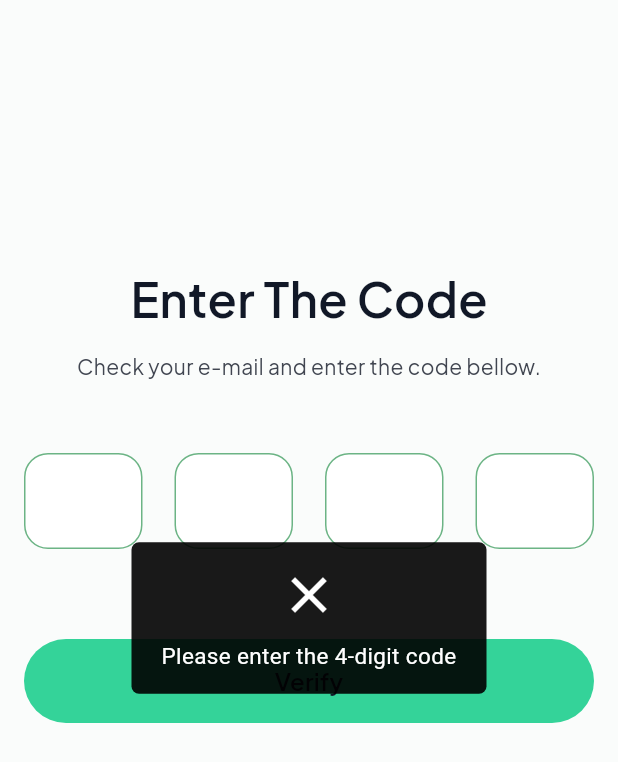
After one commit to Dev-Ninjas-Backup/chrisimhof, a Flutter app: the VerifyCodeScreen screen opened directly, after a tap on "Verify", on a phone screen of 412 x 824 dp. The commit adds this screen. Shown: the top 762 px of the screen. Run offline on Flutter 3.47's test engine with Material 3 defaults, Android fonts, the phone set to English and light mode, and no system bars; our stand-ins replace fl_chart, flutter_easyloading, get, google_fonts, image_picker; project files that could hold a hidden picture were left out.

Commit message:
Verify code complete.

```diff
--- a/lib/features/auth/forget_password/controller/forget_password_controller.dart
+++ b/lib/features/auth/forget_password/controller/forget_password_controller.dart
@@ -1,3 +1,4 @@
+import 'package:chrisimhof/features/auth/forget_password/screen/verify_code_screen.dart';
 import 'package:flutter/material.dart';
 import 'package:flutter_easyloading/flutter_easyloading.dart';
 import 'package:get/get.dart';
@@ -5,6 +6,13 @@ import 'package:get/get.dart';
 class ForgetPasswordController extends GetxController {
   final emailController = TextEditingController();
   final isLoading = false.obs;
+
+  final List<TextEditingController> otpControllers = List.generate(
+    4,
+    (_) => TextEditingController(),
+  );
+
+  final List<FocusNode> otpFocusNodes = List.generate(4, (_) => FocusNode());
 
   String? validateEmail(String? value) {
     if (value == null || value.trim().isEmpty) {
@@ -21,7 +29,7 @@ class ForgetPasswordController extends GetxController {
 
     try {
       await Future.delayed(const Duration(seconds: 1));
-      // Get.offAll();
+      Get.offAll(VerifyCodeScreen());
       EasyLoading.showSuccess('Code sent successfully');
     } catch (e) {
       EasyLoading.showError('Failed to send code: ${e.toString()}');
@@ -29,4 +37,45 @@ class ForgetPasswordController extends GetxController {
       isLoading.value = false;
     }
   }
+
+  void onOtpChanged(String value, int index) {
+    if (value.isNotEmpty) {
+      if (index < otpFocusNodes.length - 1) {
+        otpFocusNodes[index + 1].requestFocus();
+      } else {
+        otpFocusNodes[index].unfocus();
+      }
+    } else {
+      if (index > 0) {
+        otpFocusNodes[index - 1].requestFocus();
+      }
+    }
+  }
+
+  String get otpCode => otpControllers.map((e) => e.text).join();
+
+  Future<void> verifyCode() async {
+    if (otpCode.length != 4) {
+      EasyLoading.showError('Please enter the 4-digit code');
+      return;
+    }
+
+    isLoading.value = true;
+
+    try {
+      await Future.delayed(const Duration(seconds: 1));
+      // Get.offAll(VerifyCodeScreen());
+      EasyLoading.showSuccess('Code verified successfully');
+    } catch (e) {
+      EasyLoading.showError('Verification failed: ${e.toString()}');
+    } finally {
+      isLoading.value = false;
+    }
+  }
+
+  @override
+  void onClose() {
+    emailController.dispose();
+    super.onClose();
+  }
 }
--- a/lib/features/auth/forget_password/screen/forget_password_email_screen.dart
+++ b/lib/features/auth/forget_password/screen/forget_password_email_screen.dart
@@ -24,7 +24,7 @@ class ForgetPasswordEmailScreen extends StatelessWidget {
             crossAxisAlignment: CrossAxisAlignment.center,
             children: [
               Text(
-                'Forgot Password',
+                'Forget Password',
                 style: getTextStyle(
                   fontSize: 32,
                   fontWeight: FontWeight.w600,
--- /dev/null
+++ b/lib/features/auth/forget_password/screen/verify_code_screen.dart
@@ -0,0 +1,97 @@
+import 'package:chrisimhof/core/common/widgets/custom_button.dart';
+import 'package:chrisimhof/core/const/app_colors.dart';
+import 'package:chrisimhof/core/const/global_text_style.dart';
+import 'package:chrisimhof/features/auth/forget_password/controller/forget_password_controller.dart';
+import 'package:flutter/material.dart';
+import 'package:flutter/services.dart';
+import 'package:get/get.dart';
+
+class VerifyCodeScreen extends StatelessWidget {
+  const VerifyCodeScreen({super.key});
+
+  @override
+  Widget build(BuildContext context) {
+    final controller = Get.put(ForgetPasswordController());
+
+    return Scaffold(
+      backgroundColor: AppColors.backgroundColor,
+      body: Padding(
+        padding: const EdgeInsets.only(top: 176, left: 16, right: 16),
+        child: Column(
+          children: [
+            Text(
+              'Enter The Code',
+              style: getTextStyle(
+                fontSize: 32,
+                fontWeight: FontWeight.w600,
+                color: AppColors.primaryTextColor,
+              ),
+            ),
+            const SizedBox(height: 12),
+            Text(
+              'Check your e-mail and enter the code bellow.',
+              style: getTextStyle(
+                fontSize: 14,
+                fontWeight: FontWeight.w400,
+                color: AppColors.secondaryTextColor,
+              ),
+              textAlign: TextAlign.center,
+            ),
+            const SizedBox(height: 48),
+
+            Row(
+              mainAxisAlignment: MainAxisAlignment.spaceBetween,
+              children: List.generate(
+                4,
+                (index) => Container(
+                  width: 79,
+                  height: 64,
+                  alignment: Alignment.center,
+                  decoration: BoxDecoration(
+                    color: Colors.white,
+                    borderRadius: BorderRadius.circular(16),
+                    border: Border.all(
+                      color: const Color(0xff6CB485),
+                      width: 1,
+                    ),
+                  ),
+                  child: TextField(
+                    controller: controller.otpControllers[index],
+                    focusNode: controller.otpFocusNodes[index],
+                    keyboardType: TextInputType.number,
+                    textInputAction: index == 3
+                        ? TextInputAction.done
+                        : TextInputAction.next,
+                    textAlign: TextAlign.center,
+                    textAlignVertical: TextAlignVertical.center,
+                    style: getTextStyle(
+                      fontSize: 40,
+                      fontWeight: FontWeight.w500,
+                      color: AppColors.primaryButtonColor,
+                    ),
+                    cursorColor: AppColors.primaryTextColor,
+                    decoration: const InputDecoration(
+                      border: InputBorder.none,
+                      counterText: '',
+                      isCollapsed: true,
+                    ),
+                    inputFormatters: [
+                      FilteringTextInputFormatter.digitsOnly,
+                      LengthLimitingTextInputFormatter(1),
+                    ],
+                    onChanged: (value) {
+                      controller.onOtpChanged(value, index);
+                    },
+                  ),
+                ),
+              ),
+            ),
+
+            const SizedBox(height: 60),
+            CustomButton(text: 'Verify', onTap: controller.verifyCode),
+          ],
+        ),
+      ),
+    );
+  }
+}
--- a/lib/features/auth/sign_in/screen/sign_in_screen.dart
+++ b/lib/features/auth/sign_in/screen/sign_in_screen.dart
@@ -95,7 +95,7 @@ class SignInScreen extends StatelessWidget {
                   child: Align(
                     alignment: Alignment.centerRight,
                     child: Text(
-                      'Forgot Password?',
+                      'Forget Password?',
                       style: TextStyle(
                         fontSize: 12,
                         color: AppColors.primaryButtonColor,
```
